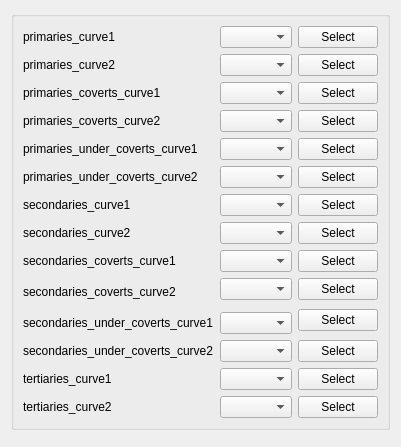
chowooseoung/domino, file scripts/domino/assembler/component/wing_01/settings_ui.ui: the form before one commit.
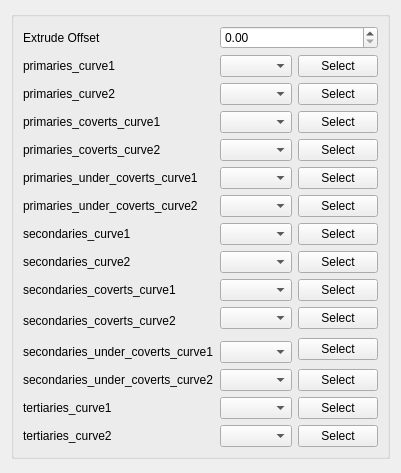
The form after the commit.

Commit message: fix. wing_01 combine mesh extrude offset 조절할수있게 수정.

```diff
--- a/scripts/domino/assembler/component/wing_01/settings_ui.ui
+++ b/scripts/domino/assembler/component/wing_01/settings_ui.ui
@@ -7,7 +7,7 @@
     <x>0</x>
     <y>0</y>
     <width>399</width>
-    <height>447</height>
+    <height>473</height>
    </rect>
   </property>
   <property name="windowTitle">
@@ -20,243 +20,257 @@
       <string/>
      </property>
      <layout class="QGridLayout" name="gridLayout">
-      <item row="1" column="1">
-       <widget class="QComboBox" name="primary_curve2_comboBox"/>
-      </item>
-      <item row="4" column="2">
-       <widget class="QPushButton" name="primary_under_coverts_curve1_pushButton">
-        <property name="text">
-         <string>Select</string>
-        </property>
-       </widget>
-      </item>
-      <item row="6" column="2">
-       <widget class="QPushButton" name="secondary_curve1_pushButton">
-        <property name="text">
-         <string>Select</string>
-        </property>
-       </widget>
-      </item>
-      <item row="2" column="2">
-       <widget class="QPushButton" name="primary_coverts_curve1_pushButton">
-        <property name="text">
-         <string>Select</string>
-        </property>
-       </widget>
-      </item>
-      <item row="8" column="1">
-       <widget class="QComboBox" name="secondary_coverts_curve1_comboBox"/>
-      </item>
-      <item row="12" column="2">
-       <widget class="QPushButton" name="secondary_under_coverts_curve2_pushButton">
-        <property name="text">
-         <string>Select</string>
-        </property>
-       </widget>
-      </item>
-      <item row="2" column="0">
-       <widget class="QLabel" name="label_3">
-        <property name="text">
-         <string>primaries_coverts_curve1</string>
-        </property>
-       </widget>
-      </item>
-      <item row="12" column="1">
-       <widget class="QComboBox" name="secondary_under_coverts_curve2_comboBox"/>
-      </item>
-      <item row="5" column="2">
-       <widget class="QPushButton" name="primary_under_coverts_curve2_pushButton">
-        <property name="text">
-         <string>Select</string>
-        </property>
-       </widget>
-      </item>
-      <item row="5" column="0">
-       <widget class="QLabel" name="label_6">
-        <property name="text">
-         <string>primaries_under_coverts_curve2</string>
-        </property>
-       </widget>
-      </item>
       <item row="13" column="0">
-       <widget class="QLabel" name="label_14">
+       <widget class="QLabel" name="label_7">
         <property name="text">
-         <string>tertiaries_curve1</string>
+         <string>secondaries_under_coverts_curve2</string>
         </property>
        </widget>
       </item>
-      <item row="14" column="2">
-       <widget class="QPushButton" name="tertiary_curve2_pushButton">
+      <item row="6" column="1">
+       <widget class="QComboBox" name="primary_under_coverts_curve2_comboBox"/>
+      </item>
+      <item row="2" column="2">
+       <widget class="QPushButton" name="primary_curve2_pushButton">
         <property name="text">
          <string>Select</string>
         </property>
        </widget>
       </item>
       <item row="8" column="2">
-       <widget class="QPushButton" name="secondary_coverts_curve1_pushButton">
+       <widget class="QPushButton" name="secondary_curve2_pushButton">
         <property name="text">
          <string>Select</string>
         </property>
        </widget>
       </item>
+      <item row="14" column="1">
+       <widget class="QComboBox" name="tertiary_curve1_comboBox"/>
+      </item>
+      <item row="7" column="1">
+       <widget class="QComboBox" name="secondary_curve1_comboBox"/>
+      </item>
       <item row="9" column="1">
-       <widget class="QComboBox" name="secondary_coverts_curve2_comboBox"/>
+       <widget class="QComboBox" name="secondary_coverts_curve1_comboBox"/>
       </item>
-      <item row="3" column="1">
-       <widget class="QComboBox" name="primary_coverts_curve2_comboBox"/>
-      </item>
-      <item row="8" column="0">
-       <widget class="QLabel" name="label_10">
+      <item row="4" column="2">
+       <widget class="QPushButton" name="primary_coverts_curve2_pushButton">
         <property name="text">
-         <string>secondaries_coverts_curve1</string>
+         <string>Select</string>
         </property>
        </widget>
       </item>
-      <item row="6" column="0">
-       <widget class="QLabel" name="label_8">
-        <property name="text">
-         <string>secondaries_curve1</string>
-        </property>
-       </widget>
-      </item>
-      <item row="10" column="2" rowspan="2">
-       <widget class="QPushButton" name="secondary_under_coverts_curve1_pushButton">
+      <item row="5" column="2">
+       <widget class="QPushButton" name="primary_under_coverts_curve1_pushButton">
         <property name="text">
          <string>Select</string>
         </property>
        </widget>
       </item>
       <item row="13" column="2">
-       <widget class="QPushButton" name="tertiary_curve1_pushButton">
+       <widget class="QPushButton" name="secondary_under_coverts_curve2_pushButton">
         <property name="text">
          <string>Select</string>
         </property>
        </widget>
       </item>
-      <item row="12" column="0">
-       <widget class="QLabel" name="label_7">
-        <property name="text">
-         <string>secondaries_under_coverts_curve2</string>
-        </property>
-       </widget>
+      <item row="4" column="1">
+       <widget class="QComboBox" name="primary_coverts_curve2_comboBox"/>
       </item>
-      <item row="9" column="2">
-       <widget class="QPushButton" name="secondary_coverts_curve2_pushButton">
+      <item row="5" column="0">
+       <widget class="QLabel" name="label_5">
         <property name="text">
-         <string>Select</string>
+         <string>primaries_under_coverts_curve1</string>
         </property>
        </widget>
       </item>
-      <item row="0" column="0">
+      <item row="1" column="0">
        <widget class="QLabel" name="label">
         <property name="text">
          <string>primaries_curve1</string>
         </property>
        </widget>
       </item>
-      <item row="2" column="1">
-       <widget class="QComboBox" name="primary_coverts_curve1_comboBox"/>
-      </item>
       <item row="3" column="0">
+       <widget class="QLabel" name="label_3">
+        <property name="text">
+         <string>primaries_coverts_curve1</string>
+        </property>
+       </widget>
+      </item>
+      <item row="14" column="2">
+       <widget class="QPushButton" name="tertiary_curve1_pushButton">
+        <property name="text">
+         <string>Select</string>
+        </property>
+       </widget>
+      </item>
+      <item row="6" column="2">
+       <widget class="QPushButton" name="primary_under_coverts_curve2_pushButton">
+        <property name="text">
+         <string>Select</string>
+        </property>
+       </widget>
+      </item>
+      <item row="7" column="2">
+       <widget class="QPushButton" name="secondary_curve1_pushButton">
+        <property name="text">
+         <string>Select</string>
+        </property>
+       </widget>
+      </item>
+      <item row="4" column="0">
        <widget class="QLabel" name="label_4">
         <property name="text">
          <string>primaries_coverts_curve2</string>
         </property>
        </widget>
       </item>
-      <item row="7" column="0">
+      <item row="12" column="1">
+       <widget class="QComboBox" name="secondary_under_coverts_curve1_comboBox"/>
+      </item>
+      <item row="10" column="2">
+       <widget class="QPushButton" name="secondary_coverts_curve2_pushButton">
+        <property name="text">
+         <string>Select</string>
+        </property>
+       </widget>
+      </item>
+      <item row="15" column="0">
+       <widget class="QLabel" name="label_13">
+        <property name="text">
+         <string>tertiaries_curve2</string>
+        </property>
+       </widget>
+      </item>
+      <item row="10" column="1">
+       <widget class="QComboBox" name="secondary_coverts_curve2_comboBox"/>
+      </item>
+      <item row="8" column="1">
+       <widget class="QComboBox" name="secondary_curve2_comboBox"/>
+      </item>
+      <item row="9" column="2">
+       <widget class="QPushButton" name="secondary_coverts_curve1_pushButton">
+        <property name="text">
+         <string>Select</string>
+        </property>
+       </widget>
+      </item>
+      <item row="8" column="0">
        <widget class="QLabel" name="label_11">
         <property name="text">
          <string>secondaries_curve2</string>
         </property>
        </widget>
       </item>
-      <item row="1" column="2">
-       <widget class="QPushButton" name="primary_curve2_pushButton">
-        <property name="text">
-         <string>Select</string>
-        </property>
-       </widget>
-      </item>
-      <item row="4" column="0">
-       <widget class="QLabel" name="label_5">
-        <property name="text">
-         <string>primaries_under_coverts_curve1</string>
-        </property>
-       </widget>
-      </item>
-      <item row="0" column="1">
-       <widget class="QComboBox" name="primary_curve1_comboBox"/>
-      </item>
-      <item row="5" column="1">
-       <widget class="QComboBox" name="primary_under_coverts_curve2_comboBox"/>
-      </item>
-      <item row="11" column="0">
+      <item row="12" column="0">
        <widget class="QLabel" name="label_9">
         <property name="text">
          <string>secondaries_under_coverts_curve1</string>
         </property>
        </widget>
       </item>
-      <item row="4" column="1">
-       <widget class="QComboBox" name="primary_under_coverts_curve1_comboBox"/>
-      </item>
-      <item row="7" column="2">
-       <widget class="QPushButton" name="secondary_curve2_pushButton">
-        <property name="text">
-         <string>Select</string>
-        </property>
-       </widget>
-      </item>
-      <item row="9" column="0" rowspan="2">
+      <item row="10" column="0" rowspan="2">
        <widget class="QLabel" name="label_12">
         <property name="text">
          <string>secondaries_coverts_curve2</string>
         </property>
        </widget>
       </item>
-      <item row="13" column="1">
-       <widget class="QComboBox" name="tertiary_curve1_comboBox"/>
-      </item>
-      <item row="14" column="1">
+      <item row="15" column="1">
        <widget class="QComboBox" name="tertiary_curve2_comboBox"/>
       </item>
-      <item row="11" column="1">
-       <widget class="QComboBox" name="secondary_under_coverts_curve1_comboBox"/>
+      <item row="9" column="0">
+       <widget class="QLabel" name="label_10">
+        <property name="text">
+         <string>secondaries_coverts_curve1</string>
+        </property>
+       </widget>
+      </item>
+      <item row="15" column="2">
+       <widget class="QPushButton" name="tertiary_curve2_pushButton">
+        <property name="text">
+         <string>Select</string>
+        </property>
+       </widget>
+      </item>
+      <item row="5" column="1">
+       <widget class="QComboBox" name="primary_under_coverts_curve1_comboBox"/>
+      </item>
+      <item row="6" column="0">
+       <widget class="QLabel" name="label_6">
+        <property name="text">
+         <string>primaries_under_coverts_curve2</string>
+        </property>
+       </widget>
       </item>
       <item row="3" column="2">
-       <widget class="QPushButton" name="primary_coverts_curve2_pushButton">
+       <widget class="QPushButton" name="primary_coverts_curve1_pushButton">
         <property name="text">
          <string>Select</string>
         </property>
        </widget>
       </item>
-      <item row="14" column="0">
-       <widget class="QLabel" name="label_13">
-        <property name="text">
-         <string>tertiaries_curve2</string>
-        </property>
-       </widget>
+      <item row="1" column="1">
+       <widget class="QComboBox" name="primary_curve1_comboBox"/>
       </item>
-      <item row="1" column="0">
+      <item row="13" column="1">
+       <widget class="QComboBox" name="secondary_under_coverts_curve2_comboBox"/>
+      </item>
+      <item row="3" column="1">
+       <widget class="QComboBox" name="primary_coverts_curve1_comboBox"/>
+      </item>
+      <item row="2" column="0">
        <widget class="QLabel" name="label_2">
         <property name="text">
          <string>primaries_curve2</string>
         </property>
        </widget>
       </item>
-      <item row="6" column="1">
-       <widget class="QComboBox" name="secondary_curve1_comboBox"/>
+      <item row="7" column="0">
+       <widget class="QLabel" name="label_8">
+        <property name="text">
+         <string>secondaries_curve1</string>
+        </property>
+       </widget>
       </item>
-      <item row="0" column="2">
+      <item row="14" column="0">
+       <widget class="QLabel" name="label_14">
+        <property name="text">
+         <string>tertiaries_curve1</string>
+        </property>
+       </widget>
+      </item>
+      <item row="2" column="1">
+       <widget class="QComboBox" name="primary_curve2_comboBox"/>
+      </item>
+      <item row="11" column="2" rowspan="2">
+       <widget class="QPushButton" name="secondary_under_coverts_curve1_pushButton">
+        <property name="text">
+         <string>Select</string>
+        </property>
+       </widget>
+      </item>
+      <item row="1" column="2">
        <widget class="QPushButton" name="primary_curve1_pushButton">
         <property name="text">
          <string>Select</string>
         </property>
        </widget>
       </item>
-      <item row="7" column="1">
-       <widget class="QComboBox" name="secondary_curve2_comboBox"/>
+      <item row="0" column="0">
+       <widget class="QLabel" name="label_15">
+        <property name="text">
+         <string>Extrude Offset</string>
+        </property>
+       </widget>
+      </item>
+      <item row="0" column="1" colspan="2">
+       <widget class="QDoubleSpinBox" name="extrude_offset_doubleSpinBox">
+        <property name="singleStep">
+         <double>0.100000000000000</double>
+        </property>
+       </widget>
       </item>
      </layout>
     </widget>
```
The commit also changes 3 other files.
